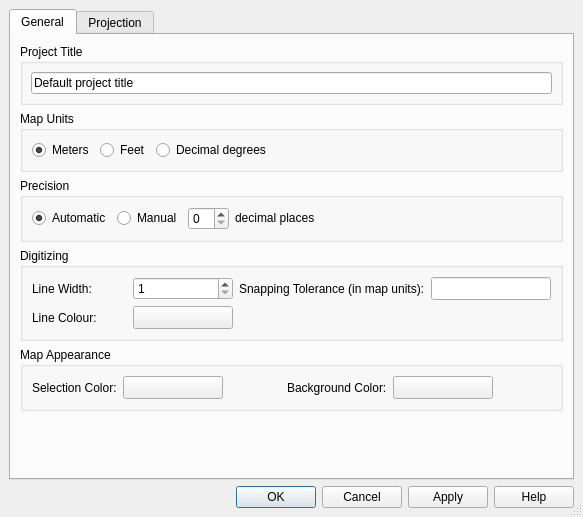
stopa85/Quantum-GIS, file branches/qgis_rev-up/src/ui/qgsprojectpropertiesbase.ui: the form before one commit.
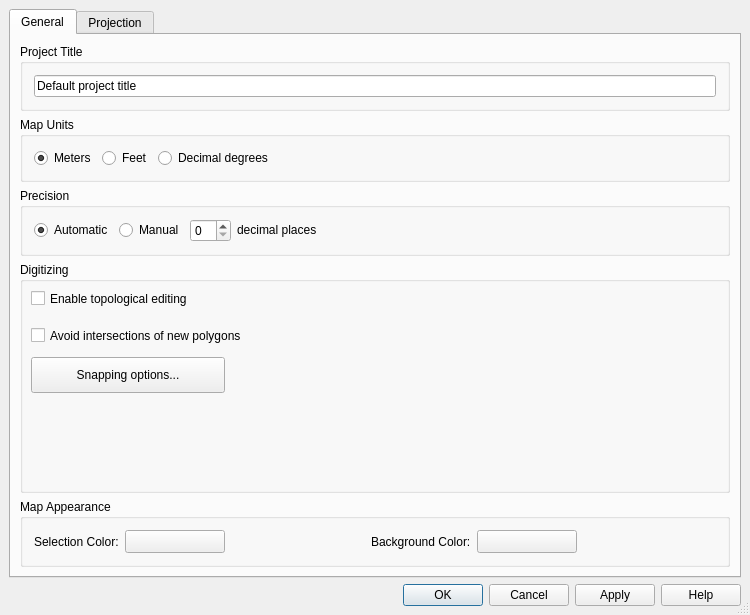
The form after the commit. Icons and pictures are not drawn. Custom widgets are drawn as their Qt base class.

Patch:
```diff
--- a/branches/qgis_rev-up/src/ui/qgsprojectpropertiesbase.ui
+++ b/branches/qgis_rev-up/src/ui/qgsprojectpropertiesbase.ui
@@ -5,8 +5,8 @@
    <rect>
     <x>0</x>
     <y>0</y>
-    <width>583</width>
-    <height>517</height>
+    <width>750</width>
+    <height>615</height>
    </rect>
   </property>
   <property name="windowTitle" >
@@ -47,21 +47,21 @@
       <attribute name="title" >
        <string>General</string>
       </attribute>
-      <layout class="QVBoxLayout" >
+      <layout class="QGridLayout" >
        <property name="margin" >
         <number>9</number>
        </property>
        <property name="spacing" >
         <number>6</number>
        </property>
-       <item>
+       <item row="0" column="0" >
         <widget class="QGroupBox" name="titleBox" >
          <property name="title" >
           <string>Project Title</string>
          </property>
          <layout class="QGridLayout" >
           <property name="margin" >
-           <number>8</number>
+           <number>11</number>
           </property>
           <property name="spacing" >
            <number>6</number>
@@ -79,66 +79,14 @@
          </layout>
         </widget>
        </item>
-       <item>
-        <widget class="QGroupBox" name="btnGrpMapUnits" >
-         <property name="title" >
-          <string>Map Units</string>
-         </property>
-         <layout class="QHBoxLayout" >
-          <property name="margin" >
-           <number>9</number>
-          </property>
-          <property name="spacing" >
-           <number>6</number>
-          </property>
-          <item>
-           <widget class="QRadioButton" name="radMeters" >
-            <property name="text" >
-             <string>Meters</string>
-            </property>
-            <property name="checked" >
-             <bool>true</bool>
-            </property>
-           </widget>
-          </item>
-          <item>
-           <widget class="QRadioButton" name="radFeet" >
-            <property name="text" >
-             <string>Feet</string>
-            </property>
-           </widget>
-          </item>
-          <item>
-           <widget class="QRadioButton" name="radDecimalDegrees" >
-            <property name="text" >
-             <string>Decimal degrees</string>
-            </property>
-           </widget>
-          </item>
-          <item>
-           <spacer>
-            <property name="orientation" >
-             <enum>Qt::Horizontal</enum>
-            </property>
-            <property name="sizeHint" >
-             <size>
-              <width>40</width>
-              <height>20</height>
-             </size>
-            </property>
-           </spacer>
-          </item>
-         </layout>
-        </widget>
-       </item>
-       <item>
+       <item row="2" column="0" >
         <widget class="QGroupBox" name="btnGrpPrecision" >
          <property name="title" >
           <string>Precision</string>
          </property>
          <layout class="QHBoxLayout" >
           <property name="margin" >
-           <number>9</number>
+           <number>11</number>
           </property>
           <property name="spacing" >
            <number>6</number>
@@ -186,7 +134,7 @@
            <widget class="QLabel" name="textLabel3" >
             <property name="sizePolicy" >
              <sizepolicy>
-              <hsizetype>1</hsizetype>
+              <hsizetype>0</hsizetype>
               <vsizetype>0</vsizetype>
               <horstretch>0</horstretch>
               <verstretch>0</verstretch>
@@ -213,95 +161,14 @@
          </layout>
         </widget>
        </item>
-       <item>
-        <widget class="QGroupBox" name="grpDigitizing" >
-         <property name="title" >
-          <string>Digitizing</string>
-         </property>
-         <layout class="QGridLayout" >
-          <property name="margin" >
-           <number>9</number>
-          </property>
-          <property name="spacing" >
-           <number>6</number>
-          </property>
-          <item row="0" column="0" >
-           <widget class="QLabel" name="textLabel1_2_2" >
-            <property name="text" >
-             <string>Line Width:</string>
-            </property>
-            <property name="buddy" >
-             <cstring>spinDigitisedLineWidth</cstring>
-            </property>
-           </widget>
-          </item>
-          <item row="0" column="1" >
-           <widget class="QSpinBox" name="spinDigitisedLineWidth" >
-            <property name="toolTip" >
-             <string>Line width in pixels</string>
-            </property>
-            <property name="minimum" >
-             <number>1</number>
-            </property>
-           </widget>
-          </item>
-          <item row="1" column="1" >
-           <widget class="QgsColorButton" name="pbnDigitisedLineColour" >
-            <property name="minimumSize" >
-             <size>
-              <width>100</width>
-              <height>0</height>
-             </size>
-            </property>
-            <property name="text" >
-             <string/>
-            </property>
-           </widget>
-          </item>
-          <item row="0" column="2" >
-           <widget class="QLabel" name="textLabel1_2_2_2" >
-            <property name="text" >
-             <string>Snapping Tolerance (in map units):</string>
-            </property>
-            <property name="buddy" >
-             <cstring>leSnappingTolerance</cstring>
-            </property>
-           </widget>
-          </item>
-          <item row="0" column="3" >
-           <widget class="QLineEdit" name="leSnappingTolerance" >
-            <property name="maximumSize" >
-             <size>
-              <width>120</width>
-              <height>32767</height>
-             </size>
-            </property>
-            <property name="toolTip" >
-             <string>Snapping tolerance in map units</string>
-            </property>
-           </widget>
-          </item>
-          <item row="1" column="0" >
-           <widget class="QLabel" name="textLabel1_2" >
-            <property name="text" >
-             <string>Line Colour:</string>
-            </property>
-            <property name="buddy" >
-             <cstring>pbnDigitisedLineColour</cstring>
-            </property>
-           </widget>
-          </item>
-         </layout>
-        </widget>
-       </item>
-       <item>
+       <item row="4" column="0" >
         <widget class="QGroupBox" name="groupBox" >
          <property name="title" >
           <string>Map Appearance</string>
          </property>
          <layout class="QHBoxLayout" >
           <property name="margin" >
-           <number>9</number>
+           <number>11</number>
           </property>
           <property name="spacing" >
            <number>6</number>
@@ -384,18 +251,111 @@
          </layout>
         </widget>
        </item>
-       <item>
-        <spacer>
-         <property name="orientation" >
-          <enum>Qt::Vertical</enum>
+       <item row="3" column="0" >
+        <widget class="QGroupBox" name="grpDigitizing" >
+         <property name="sizePolicy" >
+          <sizepolicy>
+           <hsizetype>5</hsizetype>
+           <vsizetype>7</vsizetype>
+           <horstretch>0</horstretch>
+           <verstretch>0</verstretch>
+          </sizepolicy>
          </property>
-         <property name="sizeHint" >
-          <size>
-           <width>31</width>
-           <height>21</height>
-          </size>
+         <property name="title" >
+          <string>Digitizing</string>
          </property>
-        </spacer>
+         <widget class="QCheckBox" name="mEnableTopologicalEditingCheckBox" >
+          <property name="geometry" >
+           <rect>
+            <x>11</x>
+            <y>21</y>
+            <width>371</width>
+            <height>31</height>
+           </rect>
+          </property>
+          <property name="text" >
+           <string>Enable topological editing</string>
+          </property>
+         </widget>
+         <widget class="QPushButton" name="mSnappingOptionsPushButton" >
+          <property name="geometry" >
+           <rect>
+            <x>11</x>
+            <y>95</y>
+            <width>194</width>
+            <height>36</height>
+           </rect>
+          </property>
+          <property name="text" >
+           <string>Snapping options...</string>
+          </property>
+         </widget>
+         <widget class="QCheckBox" name="mAvoidIntersectionsCheckBox" >
+          <property name="geometry" >
+           <rect>
+            <x>11</x>
+            <y>58</y>
+            <width>371</width>
+            <height>31</height>
+           </rect>
+          </property>
+          <property name="text" >
+           <string>Avoid intersections of new polygons</string>
+          </property>
+         </widget>
+        </widget>
+       </item>
+       <item row="1" column="0" >
+        <widget class="QGroupBox" name="btnGrpMapUnits" >
+         <property name="title" >
+          <string>Map Units</string>
+         </property>
+         <layout class="QHBoxLayout" >
+          <property name="margin" >
+           <number>11</number>
+          </property>
+          <property name="spacing" >
+           <number>6</number>
+          </property>
+          <item>
+           <widget class="QRadioButton" name="radMeters" >
+            <property name="text" >
+             <string>Meters</string>
+            </property>
+            <property name="checked" >
+             <bool>true</bool>
+            </property>
+           </widget>
+          </item>
+          <item>
+           <widget class="QRadioButton" name="radFeet" >
+            <property name="text" >
+             <string>Feet</string>
+            </property>
+           </widget>
+          </item>
+          <item>
+           <widget class="QRadioButton" name="radDecimalDegrees" >
+            <property name="text" >
+             <string>Decimal degrees</string>
+            </property>
+           </widget>
+          </item>
+          <item>
+           <spacer>
+            <property name="orientation" >
+             <enum>Qt::Horizontal</enum>
+            </property>
+            <property name="sizeHint" >
+             <size>
+              <width>40</width>
+              <height>20</height>
+             </size>
+            </property>
+           </spacer>
+          </item>
+         </layout>
+        </widget>
        </item>
       </layout>
      </widget>
```
Left out of the diff: 25 changed lines with no effect on the pictures.
